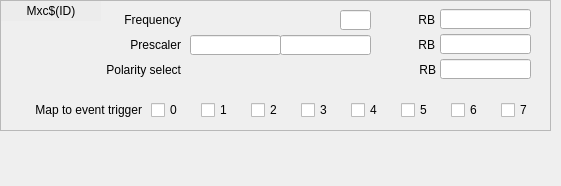
First picture: the form in evgMrmApp/opi/EVG/G_EVG_mxc-v2.ui, repository paulscherrerinstitute/mrfioc2, before the edit.
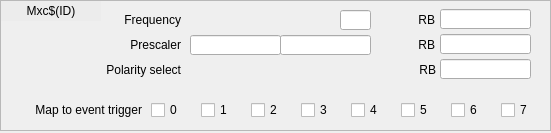
Second picture: the form after the edit. Custom widgets are drawn as their Qt base class.

Patch:
```diff
--- a/evgMrmApp/opi/EVG/G_EVG_mxc-v2.ui
+++ b/evgMrmApp/opi/EVG/G_EVG_mxc-v2.ui
@@ -6,8 +6,8 @@
    <rect>
     <x>0</x>
     <y>0</y>
-    <width>561</width>
-    <height>186</height>
+    <width>551</width>
+    <height>133</height>
    </rect>
   </property>
   <property name="windowTitle">
```
